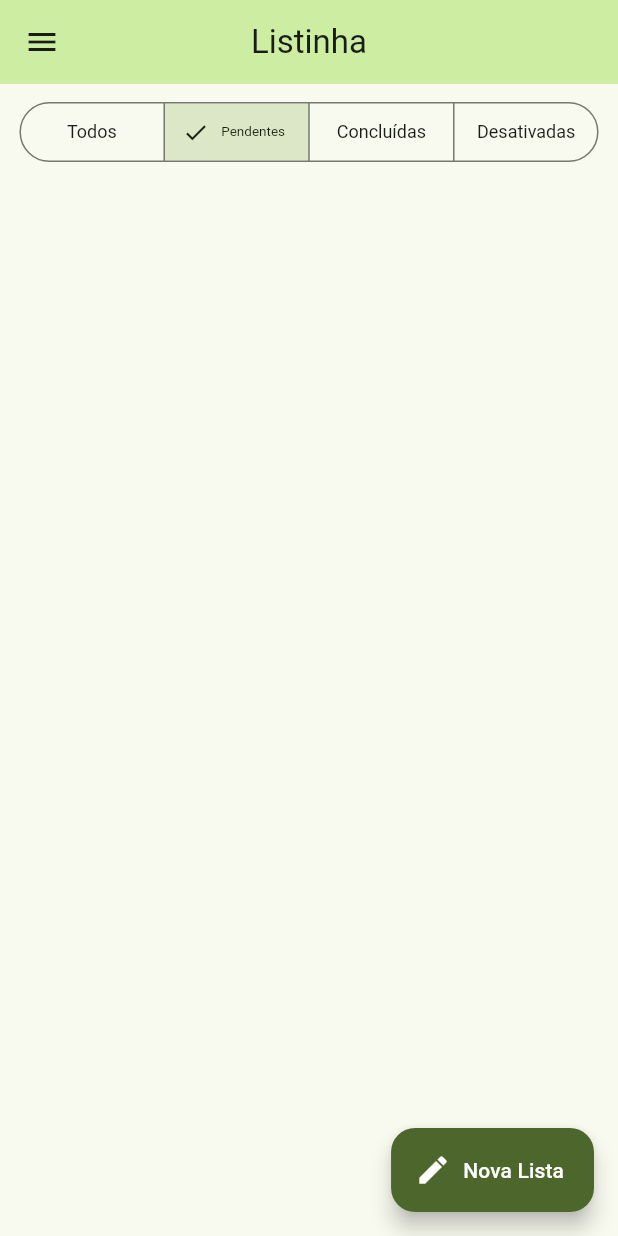
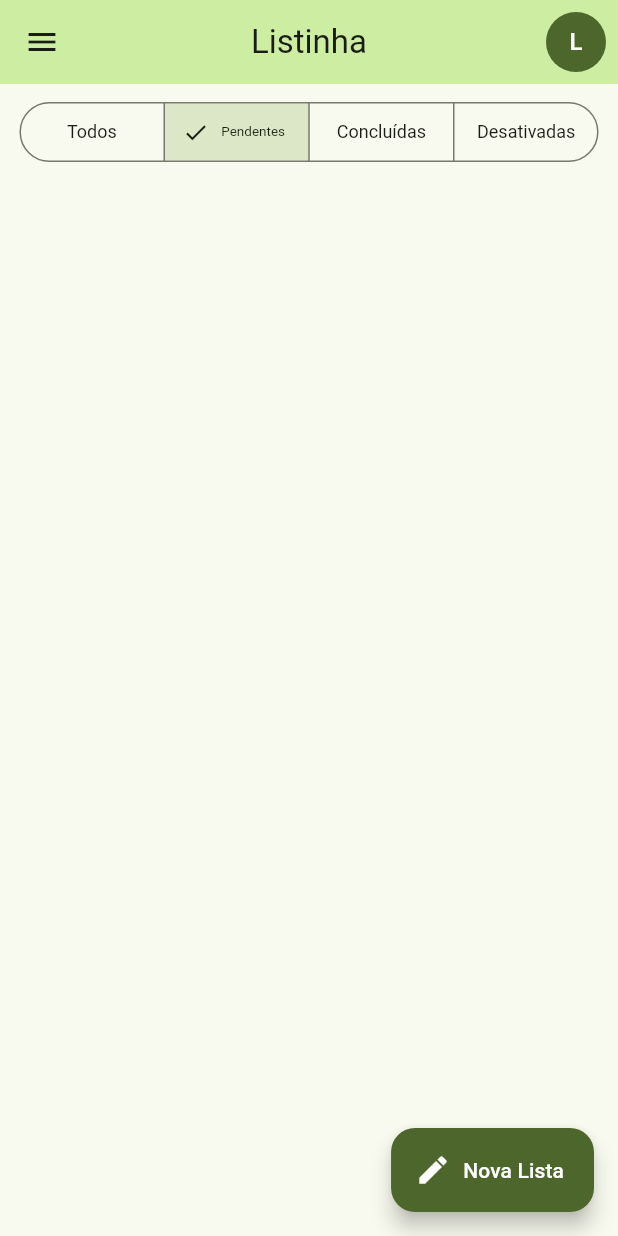
Before and after one commit to caldeira-leonardo/flutter-lista-frontend, a Flutter app: the screen it shows after launch, on a phone screen of 412 x 824 dp. Run offline on Flutter 3.47's test engine with Material 3 defaults, Android fonts, the phone set to English and light mode, and no system bars; our stand-ins replace flutter_modular.

Commit message:
feat(theme): added theme change on the page

```diff
--- a/lib/src/app_module.dart
+++ b/lib/src/app_module.dart
@@ -2,8 +2,14 @@ import 'package:flutter_modular/flutter_modular.dart';
 
 import 'configuration/configuration_page.dart';
 import 'home/home_module.dart';
+import 'shared/store/app_store.dart';
 
 class AppModule extends Module {
+  @override
+  List<Bind> get binds => [
+        Bind.singleton((i) => AppStore()),
+      ];
+
   @override
   List<ModularRoute> get routes => [
         ModuleRoute('/home', module: HomeModule()),
--- a/lib/src/home/home_page.dart
+++ b/lib/src/home/home_page.dart
@@ -1,6 +1,7 @@
 import 'package:flutter/material.dart';
 
 import 'widgets/custom_drawer.dart';
+import 'widgets/user_image_button.dart';
 
 class HomePage extends StatefulWidget {
   const HomePage({super.key});
@@ -19,6 +20,7 @@ class _HomePageState extends State<HomePage> {
         actions: const [
           Padding(
             padding: EdgeInsets.only(right: 8),
+            child: UserImageButton(),
           ),
         ],
       ),
--- /dev/null
+++ b/lib/src/home/widgets/user_image_button.dart
@@ -0,0 +1,19 @@
+import 'package:flutter/material.dart';
+
+class UserImageButton extends StatelessWidget {
+  const UserImageButton({super.key});
+
+  @override
+  Widget build(BuildContext context) {
+    final theme = Theme.of(context);
+    final colorScheme = theme.colorScheme;
+
+    return GestureDetector(
+      child: CircleAvatar(
+        backgroundColor: colorScheme.primary,
+        foregroundColor: colorScheme.onPrimary,
+        child: const Text('L'),
+      ),
+    );
+  }
+}
--- a/lib/src/shared/app_widget.dart
+++ b/lib/src/shared/app_widget.dart
@@ -1,5 +1,7 @@
 import 'package:flutter/material.dart';
 import 'package:flutter_modular/flutter_modular.dart';
+
+import 'store/app_store.dart';
 
 part 'themes/theme.dart';
 part 'themes/colors_schemes.dart';
@@ -11,9 +13,13 @@ class AppWidget extends StatelessWidget {
   @override
   Widget build(BuildContext context) {
     Modular.setInitialRoute('/home/');
+    final appStore = context.watch<AppStore>(
+      (store) => store.themeMode,
+    );
+
     return MaterialApp.router(
       title: 'Flutter Demo',
-      themeMode: ThemeMode.light,
+      themeMode: appStore.themeMode.value,
       theme: lightTheme,
       darkTheme: darkTheme,
       routerDelegate: Modular.routerDelegate,
--- /dev/null
+++ b/lib/src/shared/store/app_store.dart
@@ -0,0 +1,15 @@
+import 'package:flutter/material.dart';
+
+class AppStore {
+  final themeMode = ValueNotifier(ThemeMode.system);
+
+  void changeThemeMode(ThemeMode? mode) {
+    if (mode != null) {
+      themeMode.value = mode;
+    }
+  }
+
+  void save() {
+    //TODO: salvar os dadnos na base local
+  }
+}
--- a/lib/src/shared/themes/theme.dart
+++ b/lib/src/shared/themes/theme.dart
@@ -9,7 +9,7 @@ final ThemeData lightTheme = ThemeData(
   ),
   floatingActionButtonTheme: FloatingActionButtonThemeData(
     backgroundColor: _lightScheme.primary,
-    foregroundColor: Colors.white,
+    foregroundColor: _lightScheme.onPrimary,
   ),
   segmentedButtonTheme: _segmentButtonTheme,
 );
```
Also changed, not shown: lib/src/configuration/configuration_page.dart (+65 -2 lines).
